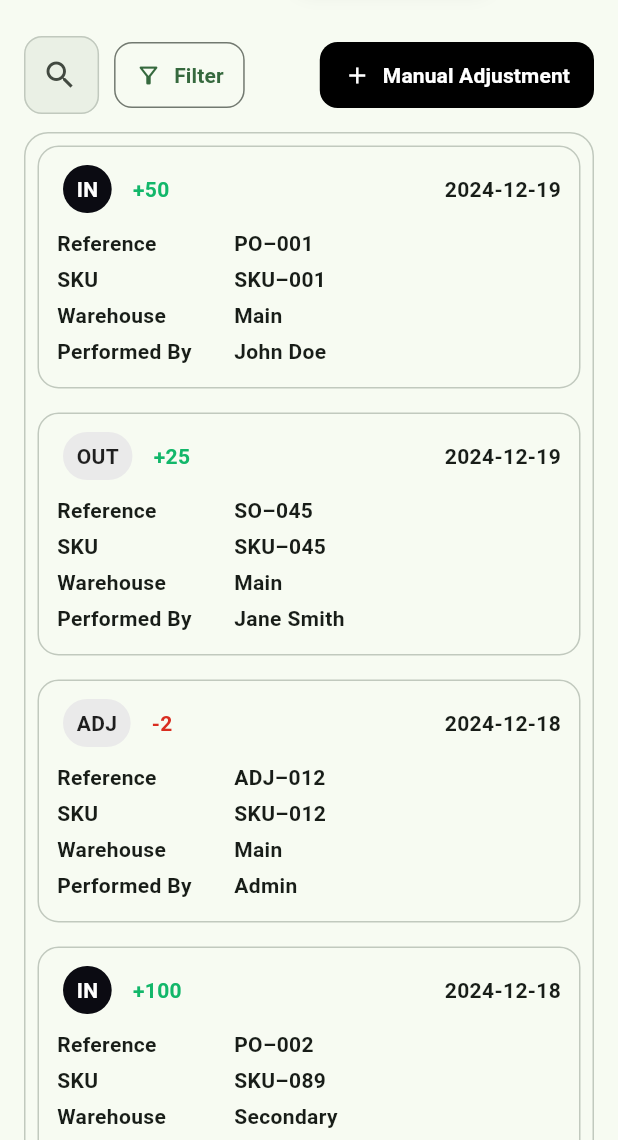
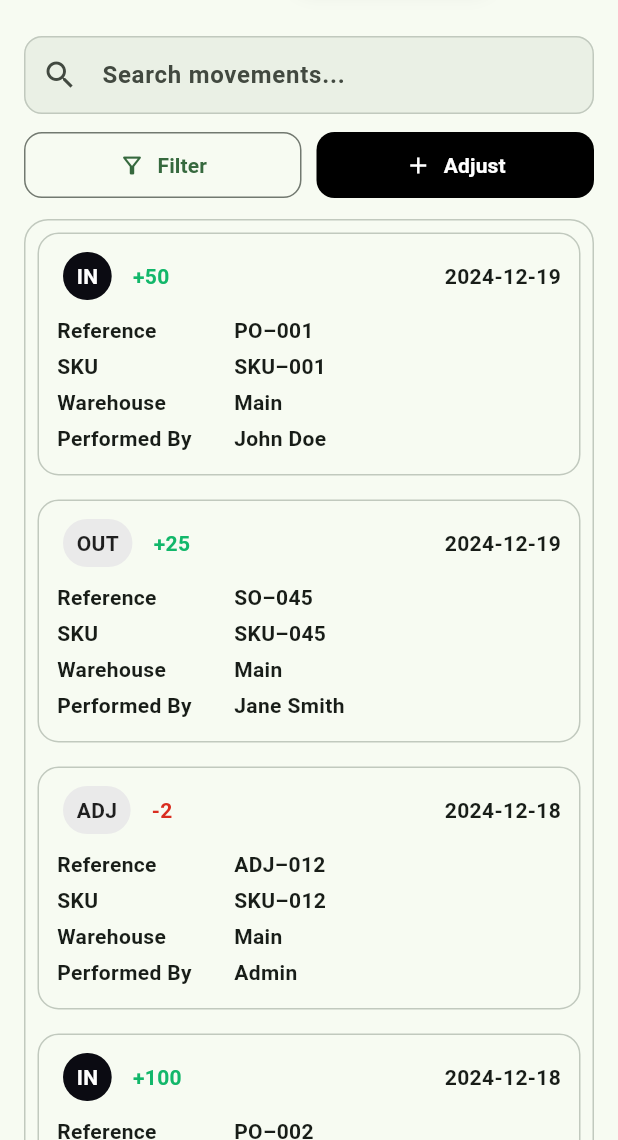
Before and after one commit to tecnobij/inventory-app, a Flutter app: the ProductPage screen opened directly, tab 3 chosen, on a phone screen of 412 x 824 dp, the part 96-1236 px from its top. Run offline on Flutter 3.47's test engine with Material 3 defaults, Android fonts, the phone set to English and light mode, and no system bars; our stand-ins replace shared_preferences; accounts and stored records are empty.

```diff
--- a/lib/features/dashboard/presentation/pages/sections/product_and_stocks.dart
+++ b/lib/features/dashboard/presentation/pages/sections/product_and_stocks.dart
@@ -610,7 +610,59 @@ class _StockMovementsTabState extends State<_StockMovementsTab> {
       padding: const EdgeInsets.all(16),
       children: [
         // Controls
+// Controls (responsive)
+LayoutBuilder(
+  builder: (context, c) {
+    final w = c.maxWidth;
+    final isDesktop = w >= 900;
+    final isCompact = w < 520;
+
+    // ----- Stacked layout for very small phones -----
+    if (isCompact) {
+      return Column(
+        crossAxisAlignment: CrossAxisAlignment.stretch,
+        children: [
+          TextField(
+            controller: _searchCtrl,
+            decoration: soft('Search movements...'),
+          ),
+          const SizedBox(height: 10),
           Row(
+            children: [
+              Expanded(
+                child: OutlinedButton.icon(
+                  onPressed: () {},
+                  icon: const Icon(Icons.filter_alt_outlined),
+                  label: const Text('Filter'),
+                  style: OutlinedButton.styleFrom(
+                    padding: const EdgeInsets.symmetric(horizontal: 12, vertical: 12),
+                    shape: RoundedRectangleBorder(borderRadius: BorderRadius.circular(12)),
+                  ),
+                ),
+              ),
+              const SizedBox(width: 10),
+              Expanded(
+                child: FilledButton.icon(
+                  onPressed: () {},
+                  icon: const Icon(Icons.add),
+                  label: const Text('Adjust'), // shorter for mobile
+                  style: FilledButton.styleFrom(
+                    backgroundColor: Colors.black,
+                    foregroundColor: Colors.white,
+                    padding: const EdgeInsets.symmetric(horizontal: 12, vertical: 12),
+                    shape: RoundedRectangleBorder(borderRadius: BorderRadius.circular(12)),
+                  ),
+                ),
+              ),
+            ],
+          ),
+        ],
+      );
+    }
+
+    // ----- Tablet-ish row (tighter spacing) -----
+    if (!isDesktop) {
+      return Row(
         children: [
           Expanded(
             child: TextField(
@@ -624,10 +676,43 @@ class _StockMovementsTabState extends State<_StockMovementsTab> {
             icon: const Icon(Icons.filter_alt_outlined),
             label: const Text('Filter'),
             style: OutlinedButton.styleFrom(
-                padding:
-                    const EdgeInsets.symmetric(horizontal: 14, vertical: 12),
-                shape: RoundedRectangleBorder(
-                    borderRadius: BorderRadius.circular(12)),
+              padding: const EdgeInsets.symmetric(horizontal: 14, vertical: 12),
+              shape: RoundedRectangleBorder(borderRadius: BorderRadius.circular(12)),
+            ),
+          ),
+          const SizedBox(width: 10),
+          FilledButton.icon(
+            onPressed: () {},
+            icon: const Icon(Icons.add),
+            label: const Text('Manual Adjustment'),
+            style: FilledButton.styleFrom(
+              backgroundColor: Colors.black,
+              foregroundColor: Colors.white,
+              padding: const EdgeInsets.symmetric(horizontal: 14, vertical: 12),
+              shape: RoundedRectangleBorder(borderRadius: BorderRadius.circular(12)),
+            ),
+          ),
+        ],
+      );
+    }
+
+    // ----- Desktop row (your original) -----
+    return Row(
+      children: [
+        Expanded(
+          child: TextField(
+            controller: _searchCtrl,
+            decoration: soft('Search movements...'),
+          ),
+        ),
+        const SizedBox(width: 10),
+        OutlinedButton.icon(
+          onPressed: () {},
+          icon: const Icon(Icons.filter_alt_outlined),
+          label: const Text('Filter'),
+          style: OutlinedButton.styleFrom(
+            padding: const EdgeInsets.symmetric(horizontal: 14, vertical: 12),
+            shape: RoundedRectangleBorder(borderRadius: BorderRadius.circular(12)),
           ),
         ),
         const Spacer(),
@@ -638,14 +723,15 @@ class _StockMovementsTabState extends State<_StockMovementsTab> {
           style: FilledButton.styleFrom(
             backgroundColor: Colors.black,
             foregroundColor: Colors.white,
-                padding:
-                    const EdgeInsets.symmetric(horizontal: 16, vertical: 12),
-                shape: RoundedRectangleBorder(
-                    borderRadius: BorderRadius.circular(12)),
+            padding: const EdgeInsets.symmetric(horizontal: 16, vertical: 12),
+            shape: RoundedRectangleBorder(borderRadius: BorderRadius.circular(12)),
           ),
         ),
       ],
+    );
+  },
 ),
+
         const SizedBox(height: 12),
 
         // Table
@@ -834,7 +920,7 @@ Widget _countPill(int n, {Color color = Colors.grey}) => Container(
 Widget _chip(String text) => Container(
       padding: const EdgeInsets.symmetric(horizontal: 10, vertical: 6),
       decoration: BoxDecoration(
-        color: const Color(0xFFEAEAEA),
+      //  color: const Color(0xFFEAEAEA),
         borderRadius: BorderRadius.circular(999),
       ),
       child: Text(text, style: const TextStyle(fontWeight: FontWeight.w600)),
```
Also changed, not shown: lib/features/dashboard/presentation/widgets/side_bar.dart (+52 -30 lines). Lines whose indentation alone changed are shown as unchanged.
